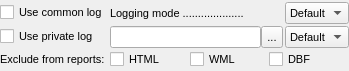
Above: view/testedit/qLogReportsEditWidget.ui from khomchenkovaa/QHostMonitor before the change. Below: the same form after it.
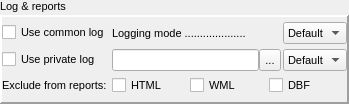
That is the form after the change. Icons and pictures are not drawn.

Commit message: [REF] KharMonitor: log-reports edit widget

```diff
--- a/view/testedit/qLogReportsEditWidget.ui
+++ b/view/testedit/qLogReportsEditWidget.ui
@@ -7,7 +7,7 @@
     <x>0</x>
     <y>0</y>
     <width>349</width>
-    <height>71</height>
+    <height>104</height>
    </rect>
   </property>
   <property name="sizePolicy">
@@ -26,6 +26,46 @@
   <property name="windowTitle">
    <string>Log &amp; Records</string>
   </property>
+  <layout class="QVBoxLayout" name="loLogReports">
+   <property name="spacing">
+    <number>2</number>
+   </property>
+   <property name="leftMargin">
+    <number>0</number>
+   </property>
+   <property name="topMargin">
+    <number>0</number>
+   </property>
+   <property name="rightMargin">
+    <number>0</number>
+   </property>
+   <property name="bottomMargin">
+    <number>0</number>
+   </property>
+   <item>
+    <widget class="QLabel" name="label">
+     <property name="text">
+      <string>Log &amp; reports</string>
+     </property>
+    </widget>
+   </item>
+   <item>
+    <widget class="QFrame" name="frame_2">
+     <property name="sizePolicy">
+      <sizepolicy hsizetype="Expanding" vsizetype="Expanding">
+       <horstretch>0</horstretch>
+       <verstretch>0</verstretch>
+      </sizepolicy>
+     </property>
+     <property name="frameShape">
+      <enum>QFrame::Panel</enum>
+     </property>
+     <property name="frameShadow">
+      <enum>QFrame::Raised</enum>
+     </property>
+     <property name="lineWidth">
+      <number>2</number>
+     </property>
   <layout class="QGridLayout" name="gridLayout">
    <property name="leftMargin">
     <number>0</number>
@@ -175,6 +215,9 @@
    </item>
   </layout>
  </widget>
+   </item>
+  </layout>
+ </widget>
  <resources>
   <include location="../../qHostMonitor.qrc"/>
   <include location="../../qHostMonitor.qrc"/>
```
Left out of the diff: 1 changed line with no effect on the pictures. Lines whose indentation alone changed are shown as unchanged. The commit also changes 1 other file.
